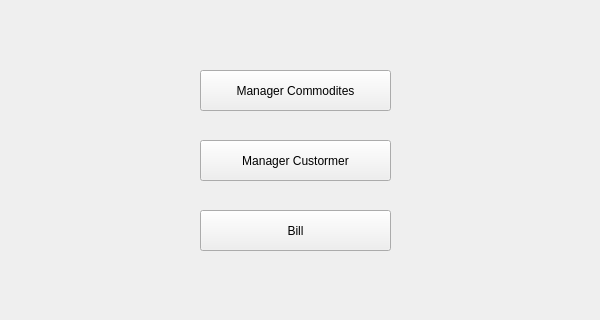
First picture: the form in minisupermarketmanagement.ui, repository ngxx-fus/minisupermarket_management_proj, before the edit; both pictures show x 0 to 600 and y 120 to 440 of the 600 by 600 pixel window.
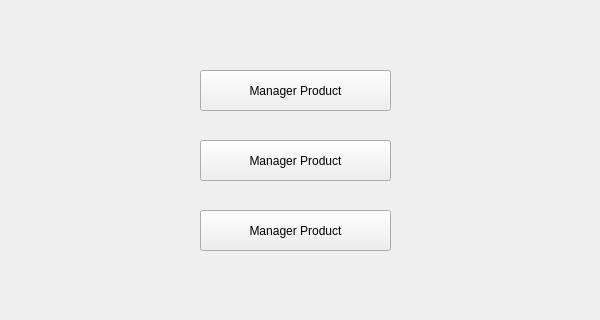
Second picture: the form after the edit.

The edit to the form file:
```diff
--- a/minisupermarketmanagement.ui
+++ b/minisupermarketmanagement.ui
@@ -24,7 +24,7 @@
      </rect>
     </property>
     <property name="text">
-     <string>Manager Commodites</string>
+     <string>Manager Product</string>
     </property>
    </widget>
    <widget class="QPushButton" name="pushButton_2">
@@ -37,7 +37,7 @@
      </rect>
     </property>
     <property name="text">
-     <string>Manager Custormer</string>
+     <string>Manager Product</string>
     </property>
    </widget>
    <widget class="QPushButton" name="pushButton_3">
@@ -50,7 +50,7 @@
      </rect>
     </property>
     <property name="text">
-     <string>Bill</string>
+     <string>Manager Product</string>
     </property>
    </widget>
   </widget>
```
Left out of the diff: 10 changed lines with no effect on the pictures.
